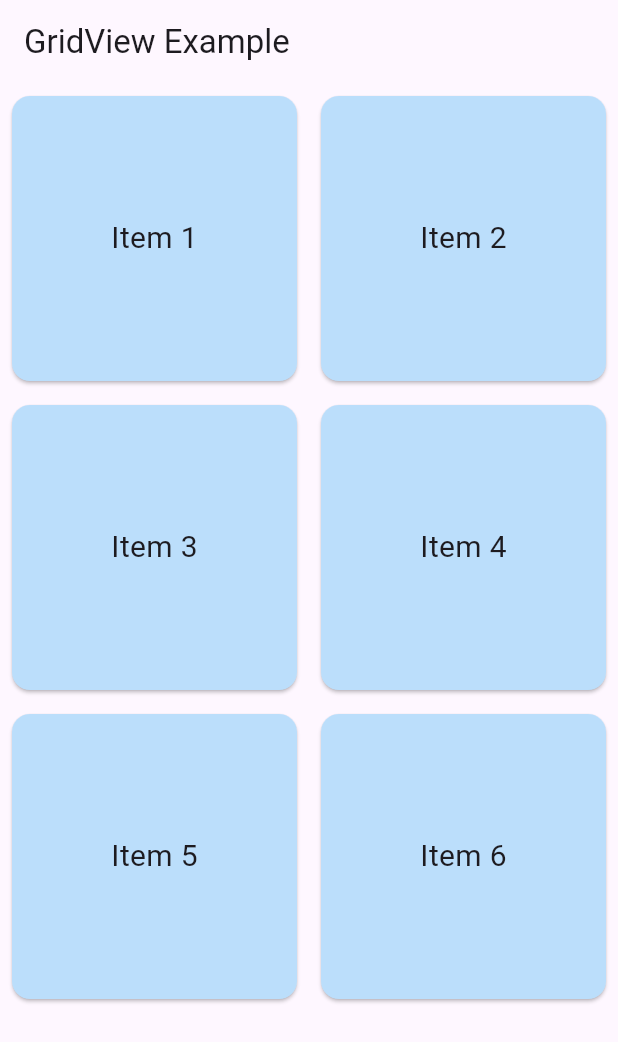
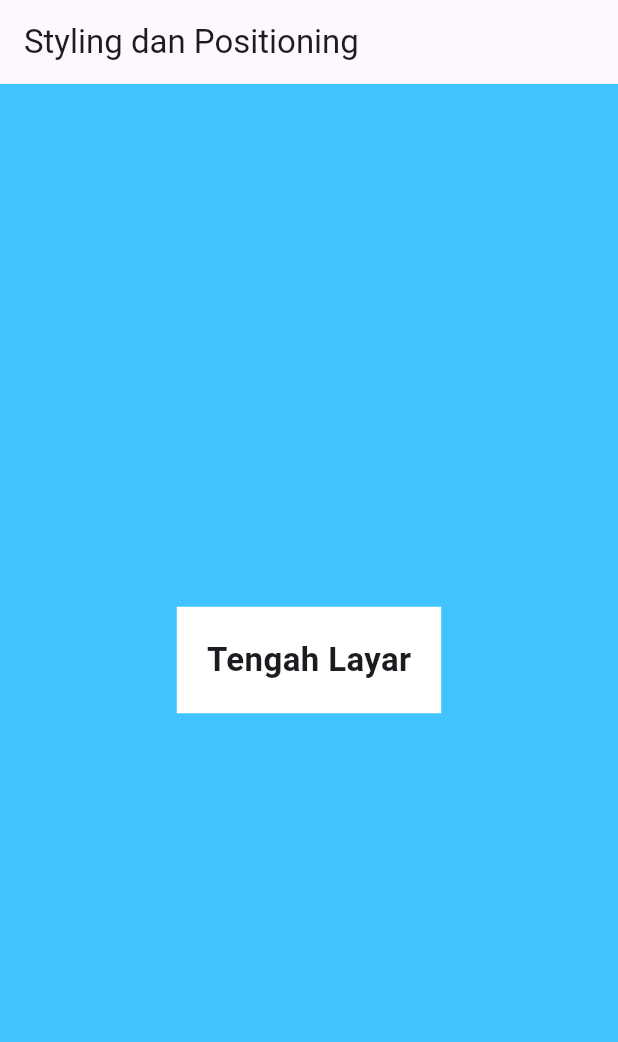
Before and after one commit to dzulfikar05/pmr-mob-dart, a Flutter app: the screen it shows after launch, on a phone screen of 412 x 824 dp. Shown: the top 1042 px of the screen. Run offline on Flutter 3.47's test engine with Material 3 defaults, Android fonts, the light colour scheme and no system bars.

Commit message:
style & positionin

```diff
--- a/pertemuan7/pertemuan_tujuh/lib/main.dart
+++ b/pertemuan7/pertemuan_tujuh/lib/main.dart
@@ -1,32 +1,33 @@
 import 'package:flutter/material.dart';
 
 void main() {
-  runApp(const GridExample());
+  runApp(const StylingExample());
 }
 
-class GridExample extends StatelessWidget {
-  const GridExample({super.key});
+class StylingExample extends StatelessWidget {
+  const StylingExample({super.key});
 
   @override
   Widget build(BuildContext context) {
     return MaterialApp(
       debugShowCheckedModeBanner: false,
       home: Scaffold(
-        appBar: AppBar(title: Text('GridView Example')),
-        body: GridView.count(
-          crossAxisCount: 2,
-          children: List.generate(6, (index) {
-            return Card(
-              color: Colors.blue[100],
-              margin: EdgeInsets.all(8),
-              child: Center(
+        appBar: AppBar(title: Text('Styling dan Positioning')),
+        body: Stack(
+          children: [
+            Container(color: Colors.lightBlueAccent),
+            Align(
+              alignment: Alignment.center,
+              child: Container(
+                padding: EdgeInsets.all(20),
+                color: Colors.white,
                 child: Text(
-                  'Item ${index + 1}',
-                  style: TextStyle(fontSize: 20),
+                  'Tengah Layar',
+                  style: TextStyle(fontSize: 22, fontWeight: FontWeight.bold),
                 ),
               ),
-            );
-          }),
+            ),
+          ],
         ),
       ),
     );
```
